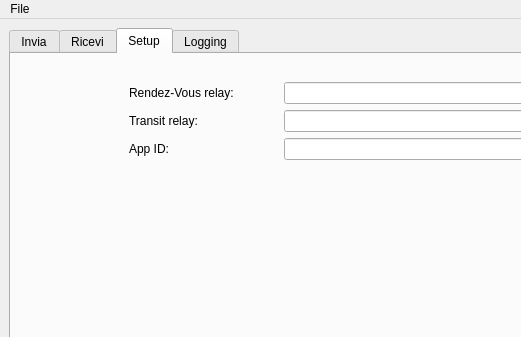
Above: mainwindow.ui from agentOfChaos/WormholeGui before the change; both pictures show x 0 to 521 and y 0 to 337 of the 800 by 600 pixel window. Below: the same form after it.
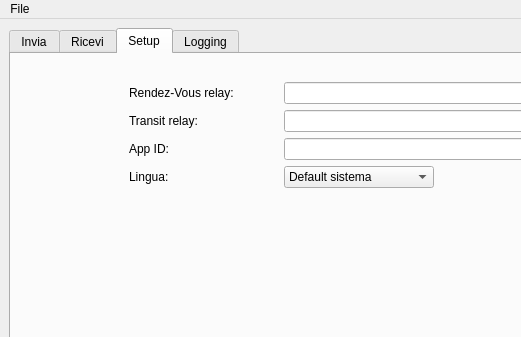
That is the form after the change. The open tabs and pages were chosen to show the change.

```diff
--- a/mainwindow.ui
+++ b/mainwindow.ui
@@ -825,6 +825,34 @@
                  <item row="1" column="1">
                   <widget class="QLineEdit" name="txtTransit"/>
                  </item>
+                 <item row="3" column="0">
+                  <widget class="QLabel" name="label_6">
+                   <property name="text">
+                    <string>Lingua:</string>
+                   </property>
+                  </widget>
+                 </item>
+                 <item row="3" column="1">
+                  <widget class="QComboBox" name="comboBox">
+                   <property name="sizePolicy">
+                    <sizepolicy hsizetype="Fixed" vsizetype="Fixed">
+                     <horstretch>0</horstretch>
+                     <verstretch>0</verstretch>
+                    </sizepolicy>
+                   </property>
+                   <property name="minimumSize">
+                    <size>
+                     <width>150</width>
+                     <height>0</height>
+                    </size>
+                   </property>
+                   <item>
+                    <property name="text">
+                     <string>Default sistema</string>
+                    </property>
+                   </item>
+                  </widget>
+                 </item>
                 </layout>
                </item>
               </layout>
```
Left out of the diff: 15 changed lines with no effect on the pictures.
